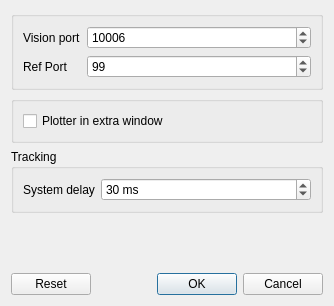
Old version of the form src/gui/configdialog.ui in the repository robotics-erlangen/autoref.
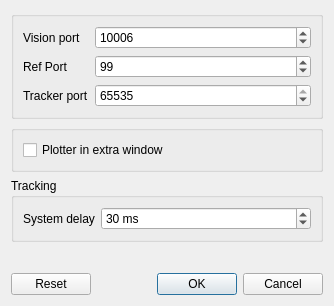
New version of the form.

Commit message:
visiontrackedpublisher: add option to change port
Add a cli argument and an option in the configdialog to change the port
where our tracking is published.

Patch:
```diff
--- a/src/gui/configdialog.ui
+++ b/src/gui/configdialog.ui
@@ -57,6 +57,26 @@
         </property>
        </widget>
       </item>
+      <item row="2" column="0">
+       <widget class="QLabel" name="label_7">
+        <property name="text">
+         <string>Tracker port</string>
+        </property>
+       </widget>
+      </item>
+      <item row="2" column="1">
+       <widget class="QSpinBox" name="trackerPort">
+        <property name="minimum">
+         <number>1</number>
+        </property>
+        <property name="maximum">
+         <number>65535</number>
+        </property>
+        <property name="value">
+         <number>100010</number>
+        </property>
+       </widget>
+      </item>
      </layout>
     </widget>
    </item>
```
The commit also changes 6 other files.
